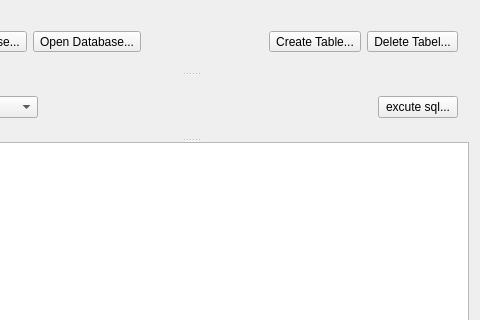
The window that UI/mainwindow.ui (ChenHuang13/DataBase) describes before a commit, drawn with Qt 5; both pictures show x 98 to 578 and y 0 to 320 of the 578 by 480 pixel window.
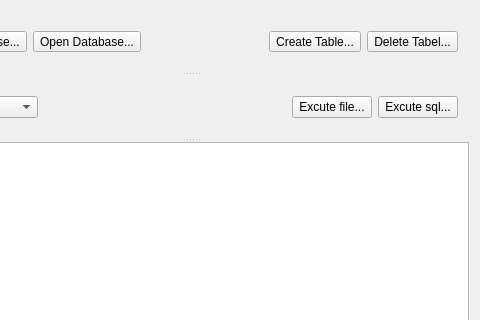
The same window after the commit.

The edit to the form file:
```diff
--- a/UI/mainwindow.ui
+++ b/UI/mainwindow.ui
@@ -97,10 +97,17 @@
            </property>
           </spacer>
          </item>
+         <item>
+          <widget class="QPushButton" name="excuteFile">
+           <property name="text">
+            <string>Excute file...</string>
+           </property>
+          </widget>
+         </item>
          <item>
           <widget class="QPushButton" name="excuteSQL">
            <property name="text">
-            <string>excute sql...</string>
+            <string>Excute sql...</string>
            </property>
           </widget>
          </item>
```
